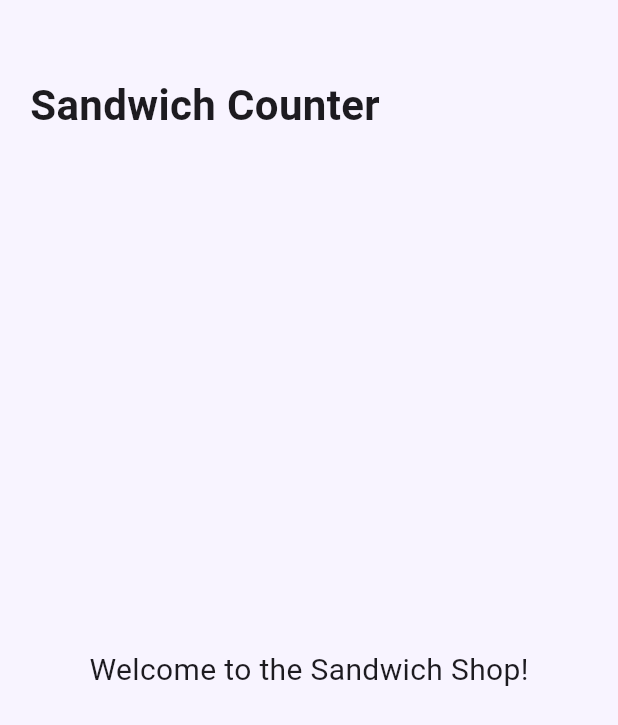
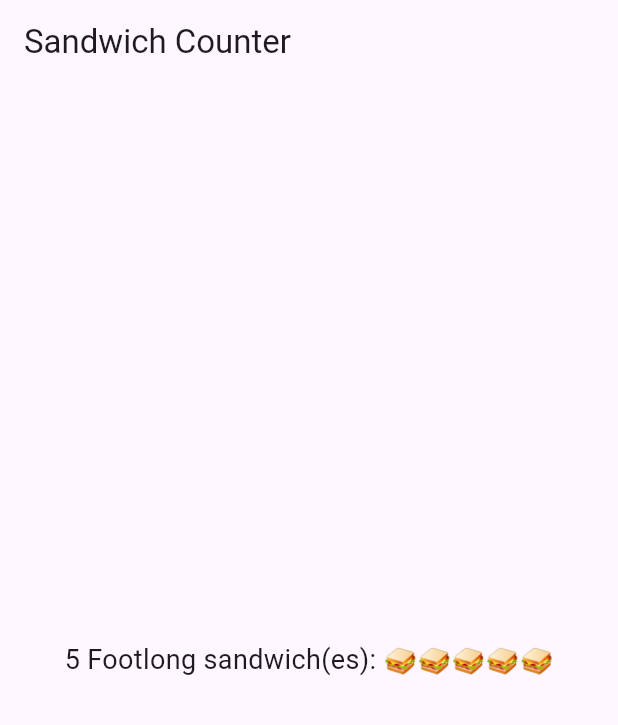
Before and after one commit to Marinos551/sandwich_shop1, a Flutter app: the screen it shows after launch, on a phone screen of 412 x 824 dp. Shown: the top 725 px of the screen. Run offline on Flutter 3.47's test engine with Material 3 defaults, Android fonts, the phone set to English and light mode, and no system bars.

Commit message:
Use OrderItemDisplay in App

```diff
--- a/lib/main.dart
+++ b/lib/main.dart
@@ -9,35 +9,14 @@ class App extends StatelessWidget {
 
   @override
   Widget build(BuildContext context) {
-    return const MaterialApp(
-      debugShowCheckedModeBanner: false, // Removes the DEBUG banner
+    return MaterialApp(
+      title: 'Sandwich Shop App',
+      debugShowCheckedModeBanner: false,
       home: Scaffold(
-        backgroundColor: Color(0xFFF8F4FF), // Light purple background
-        body: Padding(
-          padding: EdgeInsets.all(20.0),
-          child: Column(
-            crossAxisAlignment: CrossAxisAlignment.start,
-            children: [
-              SizedBox(height: 30),
-              Text(
-                'Sandwich Counter',
-                style: TextStyle(
-                  fontSize: 28,
-                  fontWeight: FontWeight.bold,
-                ),
-              ),
-              Spacer(),
-              Center(
-                child: Text(
-                  'Welcome to the Sandwich Shop!',
-                  style: TextStyle(
-                    fontSize: 20,
-                  ),
-                ),
-              ),
-              Spacer(),
-            ],
-          ),
+        appBar: AppBar(title: const Text('Sandwich Counter')),
+        body: const Center(
+          // ✅ Using our new custom widget here
+          child: OrderItemDisplay(5, 'Footlong'),
         ),
       ),
     );
@@ -45,13 +24,16 @@ class App extends StatelessWidget {
 }
 
 class OrderItemDisplay extends StatelessWidget {
+  final int quantity;
   final String itemType;
-  final int quantity;
 
   const OrderItemDisplay(this.quantity, this.itemType, {super.key});
 
   @override
   Widget build(BuildContext context) {
-    return Text('$quantity $itemType sandwich(es): ${'🥪' * quantity}');
+    return Text(
+      '$quantity $itemType sandwich(es): ${'🥪' * quantity}',
+      style: const TextStyle(fontSize: 18),
+    );
   }
 }
```
